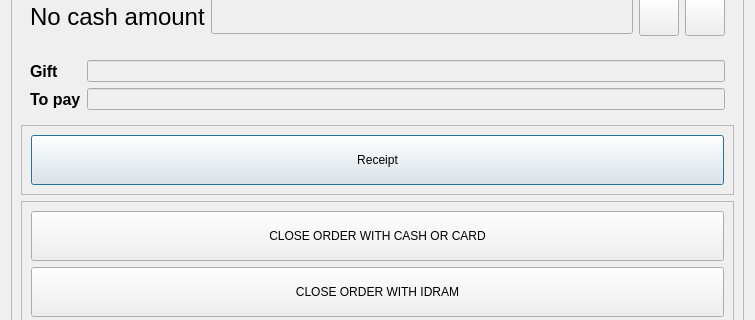
This is dlgpayment.ui in End1-1/FastF as Qt 5 draws it before an edit; both pictures show x 0 to 755 and y 174 to 494 of the 755 by 652 pixel window. The edited form follows.
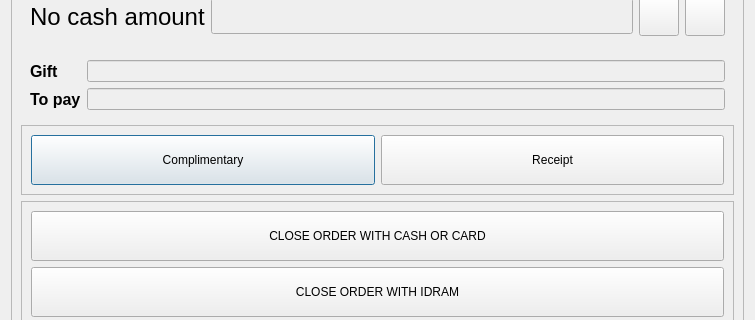
This is the edited form. Icons and pictures are not drawn. Custom widgets are drawn as their Qt base class.

```diff
--- a/dlgpayment.ui
+++ b/dlgpayment.ui
@@ -315,6 +315,29 @@
          <enum>QFrame::Raised</enum>
         </property>
         <layout class="QHBoxLayout" name="horizontalLayout_2">
+         <item>
+          <widget class="QPushButton" name="btnComplimentary">
+           <property name="minimumSize">
+            <size>
+             <width>0</width>
+             <height>50</height>
+            </size>
+           </property>
+           <property name="text">
+            <string>Complimentary</string>
+           </property>
+           <property name="icon">
+            <iconset resource="Res.qrc">
+             <normaloff>:/res/present.png</normaloff>:/res/present.png</iconset>
+           </property>
+           <property name="iconSize">
+            <size>
+             <width>48</width>
+             <height>48</height>
+            </size>
+           </property>
+          </widget>
+         </item>
          <item>
           <widget class="QPushButton" name="btnPrepaymentCash">
            <property name="minimumSize">
```
